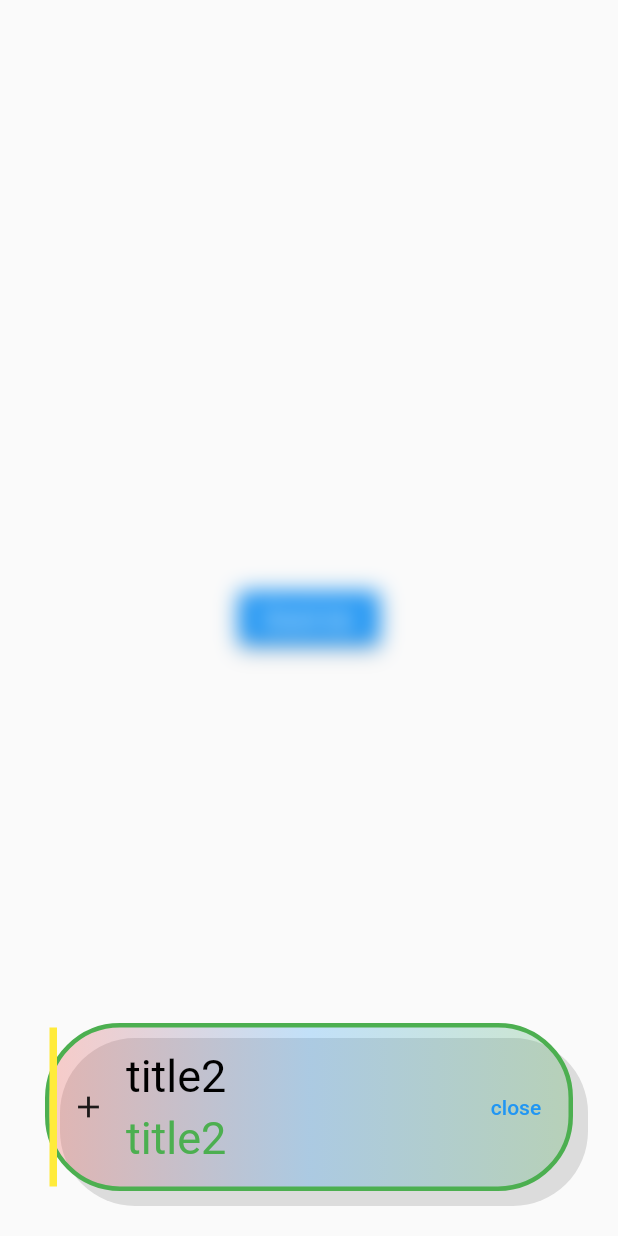
After one commit to ahmedeidhefny/get_x_ecosystem_fluter_master, a Flutter app: the screen it shows after launch, after a tap on "Snack bar", on a phone screen of 412 x 824 dp. The commit adds this screen. Run offline on Flutter 3.47's test engine with Material 2 defaults, Android fonts, the phone set to English and light mode, and no system bars; our stand-ins replace get.

Commit message:
[NEW] GetX 4- Snackbar

```diff
--- a/lib/main.dart
+++ b/lib/main.dart
@@ -8,6 +8,7 @@ import 'package:get_x_ecosystem_fluter_master/view/page_three.dart';
 import 'package:get_x_ecosystem_fluter_master/view/page_two.dart';
 import 'package:get_x_ecosystem_fluter_master/view/screens/dashboard.dart';
 import 'package:get_x_ecosystem_fluter_master/view/screens/mult_counter_page.dart';
+import 'package:get_x_ecosystem_fluter_master/view/screens/snackbar_page.dart';
 import 'package:get_x_ecosystem_fluter_master/view/screens/splash_page.dart';
 import 'view/screens/counter_page.dart';
 
@@ -32,7 +33,7 @@ class MyApp extends StatelessWidget {
       theme: ThemeData(
         primarySwatch: Colors.blue,
       ),
-      home: SplashPage(),
+      home: SnackbarPage(),
     );
   }
 }
--- /dev/null
+++ b/lib/view/screens/snackbar_page.dart
@@ -0,0 +1,59 @@
+import 'package:flutter/material.dart';
+import 'package:get/get.dart';
+import 'package:get_x_ecosystem_fluter_master/controller/counter_controller.dart';
+import 'package:get_x_ecosystem_fluter_master/view/screens/counter_page.dart';
+import 'package:get_x_ecosystem_fluter_master/view/screens/show_counter_page.dart';
+
+class SnackbarPage extends StatelessWidget {
+  // final controller = Get.lazyPut(() => CounterController(), fenix: true);
+
+  @override
+  Widget build(BuildContext context) {
+    return Scaffold(
+      body: Container(
+        width: double.infinity,
+        height: double.infinity,
+        child: Column(
+          mainAxisAlignment: MainAxisAlignment.spaceEvenly,
+          children: [
+            ElevatedButton(
+              onPressed: () {
+                Get.snackbar(
+                  "title",
+                  "message",
+                  colorText: Colors.red,
+                  borderWidth: 3,
+                  borderColor: Colors.green,
+                  duration: Duration(seconds: 2),
+                  icon: Icon(Icons.add),
+                  borderRadius: 50,
+                  snackPosition: SnackPosition.BOTTOM,
+                  margin: EdgeInsets.all(30.0),
+                  padding: EdgeInsets.all(15.0),
+                  backgroundColor: Colors.black26,
+                  leftBarIndicatorColor: Colors.yellow,
+                  titleText: Text(
+                    'title2',
+                    style: TextStyle(fontSize: 30, color: Colors.black),
+                  ),
+                  messageText: Text(
+                    'title2',
+                    style: TextStyle(fontSize: 30, color: Colors.green),
+                  ),
+                  boxShadows: [
+                    BoxShadow(color: Colors.black12, offset: Offset(10, 10))
+                  ],
+                  backgroundGradient: LinearGradient(
+                    colors: [Colors.red, Colors.blue, Colors.green],
+                  ),
+                  mainButton: TextButton(onPressed: (){}, child: Text('close'))
+                );
+              },
+              child: Text('Snack bar'),
+            ),
+          ],
+        ),
+      ),
+    );
+  }
+}
```
